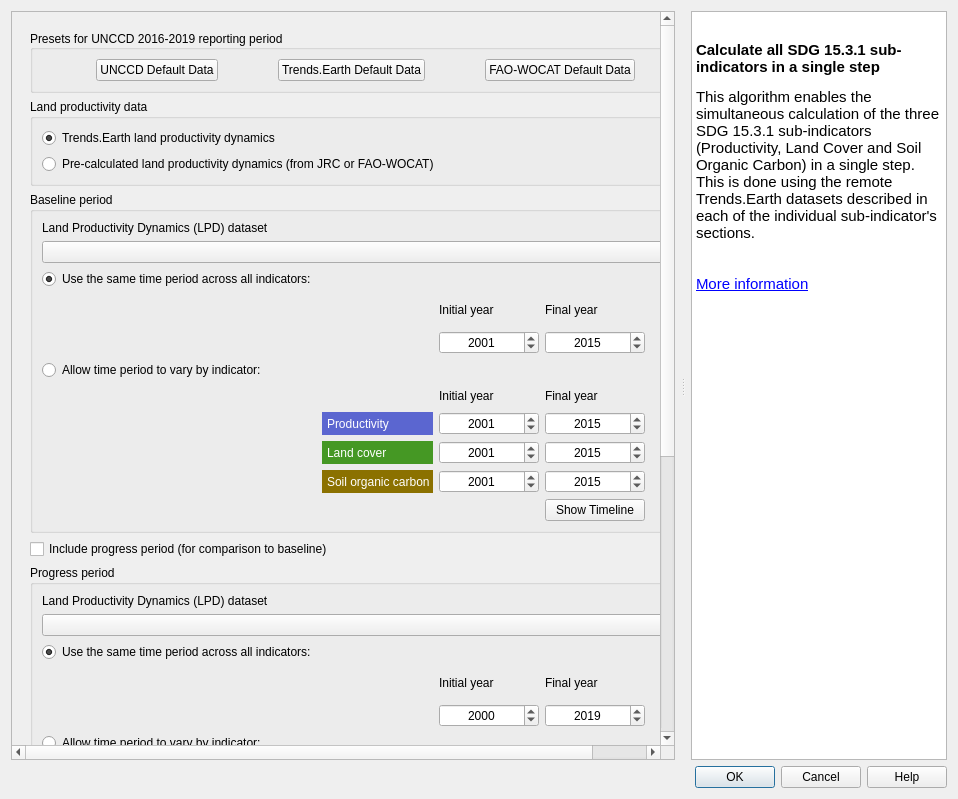
Before: the Qt Designer form LDMP/gui/DlgCalculateOneStep.ui in ConservationInternational/trends.earth, drawn with Qt 5.
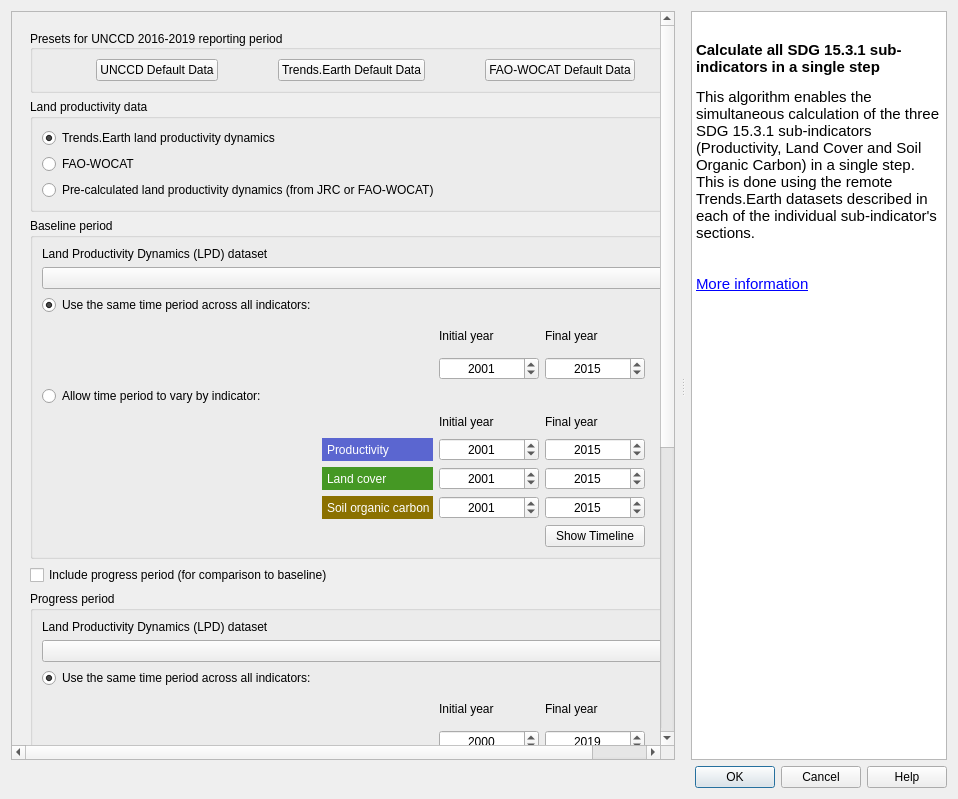
After: the same form once the commit is applied. Custom widgets are drawn as their Qt base class.

Commit message: updated fao-wocat UI options

Diff of the .ui file:
```diff
--- a/LDMP/gui/DlgCalculateOneStep.ui
+++ b/LDMP/gui/DlgCalculateOneStep.ui
@@ -157,6 +157,13 @@
                    </property>
                   </widget>
                  </item>
+                 <item>
+                  <widget class="QRadioButton" name="radio_fao_wocat">
+                   <property name="text">
+                    <string>FAO-WOCAT</string>
+                   </property>
+                  </widget>
+                 </item>
                  <item>
                   <widget class="QRadioButton" name="radio_lpd_precalculated">
                    <property name="text">
```
The commit also changes 3 other files.
